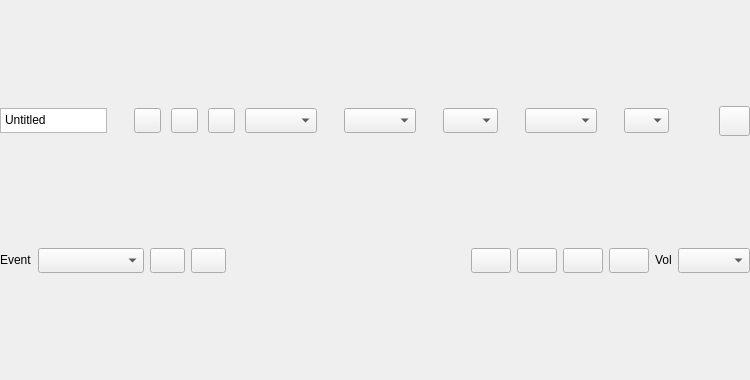
Above: seq_qt5/forms/qseqeditframe.ui from ahlstromcj/sequencer64 before the change. Below: the same form after it.
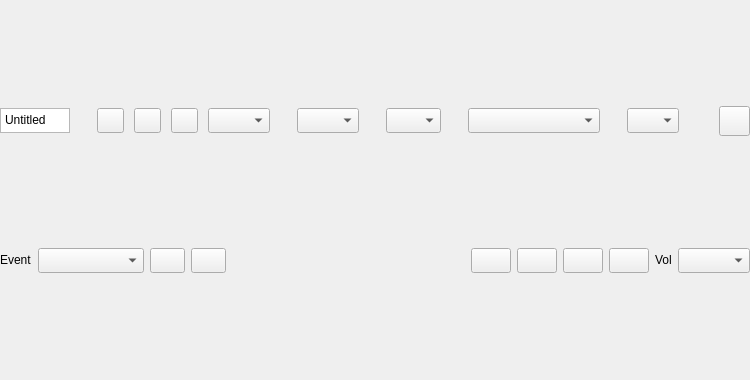
That is the form after the change. Icons and pictures are not drawn.

```diff
--- a/seq_qt5/forms/qseqeditframe.ui
+++ b/seq_qt5/forms/qseqeditframe.ui
@@ -108,7 +108,7 @@
         <string>&lt;!DOCTYPE HTML PUBLIC &quot;-//W3C//DTD HTML 4.0//EN&quot; &quot;http://www.w3.org/TR/REC-html40/strict.dtd&quot;&gt;
 &lt;html&gt;&lt;head&gt;&lt;meta name=&quot;qrichtext&quot; content=&quot;1&quot; /&gt;&lt;style type=&quot;text/css&quot;&gt;
 p, li { white-space: pre-wrap; }
-&lt;/style&gt;&lt;/head&gt;&lt;body style=&quot; font-family:'Sans Serif'; font-size:9pt; font-weight:400; font-style:normal;&quot;&gt;
+&lt;/style&gt;&lt;/head&gt;&lt;body style=&quot; font-family:'DejaVu Sans'; font-size:9pt; font-weight:400; font-style:normal;&quot;&gt;
 &lt;p style=&quot; margin-top:0px; margin-bottom:0px; margin-left:0px; margin-right:0px; -qt-block-indent:0; text-indent:0px;&quot;&gt;&lt;span style=&quot; font-family:'Droid Sans';&quot;&gt;Untitled&lt;/span&gt;&lt;/p&gt;&lt;/body&gt;&lt;/html&gt;</string>
        </property>
        <property name="acceptRichText">
@@ -319,9 +319,15 @@
        </item>
        <item>
         <widget class="QComboBox" name="cmbMidiBus">
+         <property name="minimumSize">
+          <size>
+           <width>132</width>
+           <height>25</height>
+          </size>
+         </property>
          <property name="maximumSize">
           <size>
-           <width>130</width>
+           <width>132</width>
            <height>25</height>
           </size>
          </property>
@@ -355,9 +361,15 @@
        </item>
        <item>
         <widget class="QComboBox" name="cmbMidiChan">
+         <property name="minimumSize">
+          <size>
+           <width>52</width>
+           <height>25</height>
+          </size>
+         </property>
          <property name="maximumSize">
           <size>
-           <width>45</width>
+           <width>52</width>
            <height>25</height>
           </size>
          </property>
```
